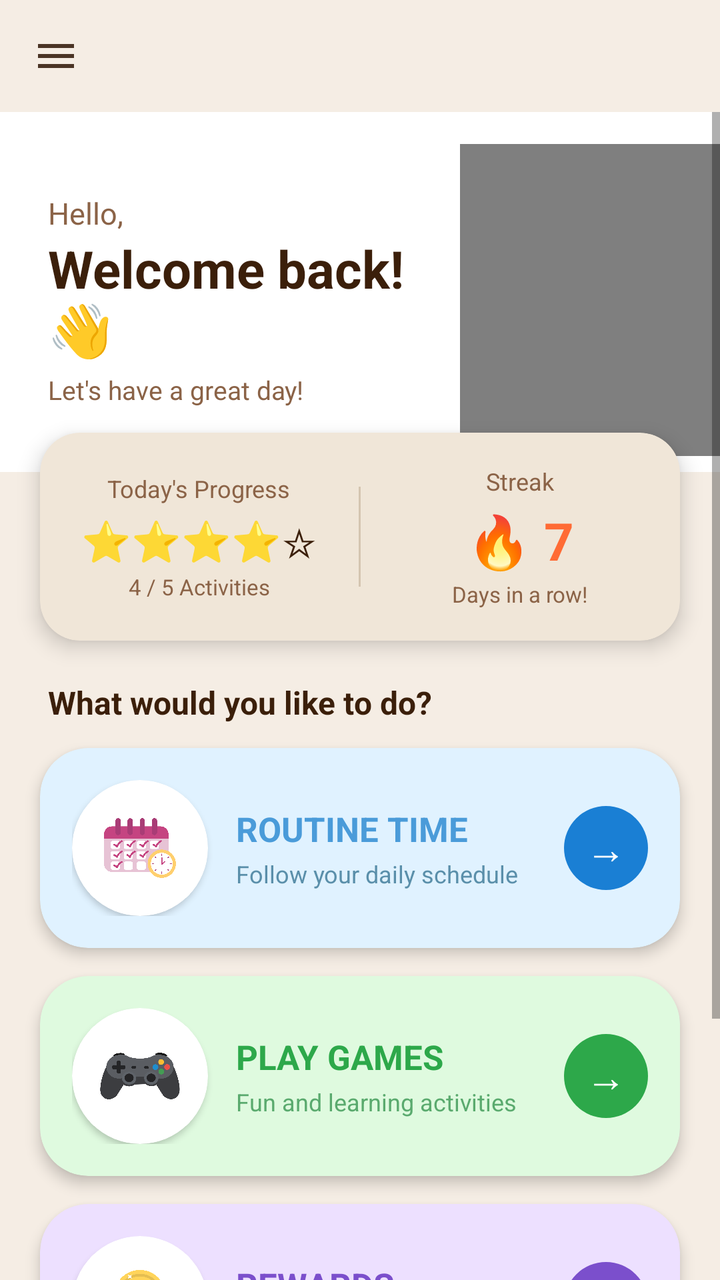
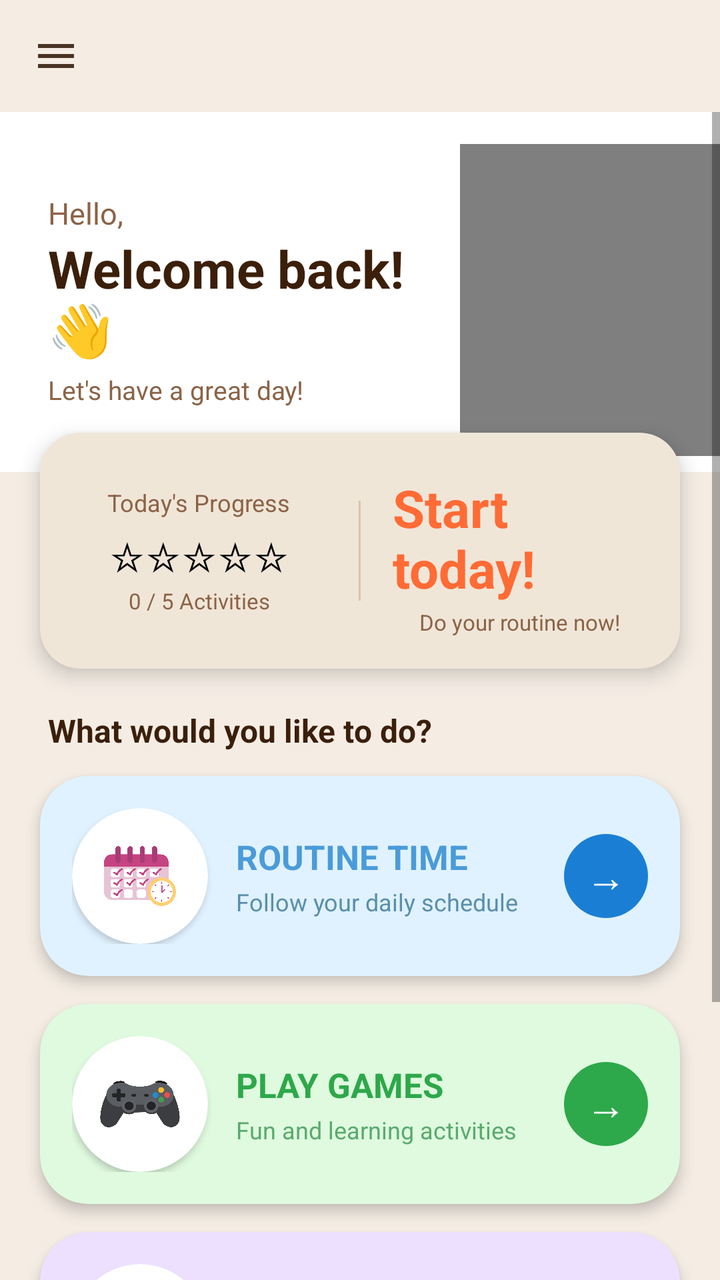

Before-and-after screenshots of an Android layout around one commit, followed by the original layout XML and the change that was made.
<!-- AndroidManifest.xml: application theme Theme.AutiMate -->
<!-- res/layout/activity_child_home.xml -->
<?xml version="1.0" encoding="utf-8"?>
<androidx.drawerlayout.widget.DrawerLayout
    xmlns:android="http://schemas.android.com/apk/res/android"
    xmlns:app="http://schemas.android.com/apk/res-auto"
    android:id="@+id/drawerLayout"
    android:layout_width="match_parent"
    android:layout_height="match_parent"
    android:background="@color/cream">

    
    <LinearLayout
        android:layout_width="match_parent"
        android:layout_height="match_parent"
        android:orientation="vertical">

        
        <androidx.appcompat.widget.Toolbar
            android:id="@+id/toolbar"
            android:layout_width="match_parent"
            android:layout_height="?attr/actionBarSize"
            android:background="@color/cream"
            app:title=""
            app:titleTextColor="@color/text_dark"
            app:navigationIcon="@drawable/ic_menu"
            app:navigationIconTint="@color/brown"/>

        <ScrollView
            android:layout_width="match_parent"
            android:layout_height="match_parent">

            <LinearLayout
                android:layout_width="match_parent"
                android:layout_height="wrap_content"
                android:orientation="vertical">

                
                
                <androidx.cardview.widget.CardView
                    android:layout_width="match_parent"
                    android:layout_height="180dp"
                    app:cardCornerRadius="0dp"
                    app:cardElevation="0dp"
                    app:cardBackgroundColor="#FFFFFF">

                    <LinearLayout
                        android:layout_width="match_parent"
                        android:layout_height="match_parent"
                        android:orientation="horizontal"
                        android:paddingStart="24dp"
                        android:paddingTop="16dp"
                        android:paddingBottom="8dp"
                        android:gravity="center_vertical">

                        
                        <LinearLayout
                            android:layout_width="0dp"
                            android:layout_height="wrap_content"
                            android:layout_weight="1"
                            android:orientation="vertical">

                            <TextView
                                android:layout_width="wrap_content"
                                android:layout_height="wrap_content"
                                android:text="Hello,"
                                android:textSize="15sp"
                                android:textColor="#8B6347"/>

                            <TextView
                                android:id="@+id/childTitle"
                                android:layout_width="wrap_content"
                                android:layout_height="wrap_content"
                                android:text="Welcome back! 👋"
                                android:textSize="26sp"
                                android:textStyle="bold"
                                android:textColor="#3B1F0A"/>

                            <TextView
                                android:id="@+id/childSubtitle"
                                android:layout_width="wrap_content"
                                android:layout_height="wrap_content"
                                android:text="Let's have a great day!"
                                android:textSize="13sp"
                                android:textColor="#8B6347"
                                android:layout_marginTop="4dp"/>

                        </LinearLayout>

                        
                        <FrameLayout
                            android:layout_width="130dp"
                            android:layout_height="160dp"
                            android:layout_marginEnd="0dp"
                            android:background="#FFFFFF">

                            <VideoView
                                android:id="@+id/mascotVideo"
                                android:layout_width="match_parent"
                                android:layout_height="match_parent"
                                android:layout_gravity="center" />

                        </FrameLayout>

                    </LinearLayout>

                </androidx.cardview.widget.CardView>

                
                <androidx.cardview.widget.CardView
                    android:layout_width="match_parent"
                    android:layout_height="wrap_content"
                    app:cardCornerRadius="20dp"
                    app:cardElevation="6dp"
                    app:cardBackgroundColor="#F0E6D8"
                    android:layout_marginStart="20dp"
                    android:layout_marginEnd="20dp"
                    android:layout_marginTop="-20dp"
                    android:layout_marginBottom="20dp">

                    <LinearLayout
                        android:layout_width="match_parent"
                        android:layout_height="wrap_content"
                        android:orientation="horizontal"
                        android:padding="16dp"
                        android:gravity="center">

                        
                        <LinearLayout
                            android:layout_width="0dp"
                            android:layout_height="wrap_content"
                            android:layout_weight="1"
                            android:orientation="vertical"
                            android:gravity="center">

                            <TextView
                                android:layout_width="wrap_content"
                                android:layout_height="wrap_content"
                                android:text="Today's Progress"
                                android:textSize="12sp"
                                android:textColor="@color/light_brown"/>

                            <TextView
                                android:id="@+id/progressStars"
                                android:layout_width="wrap_content"
                                android:layout_height="wrap_content"
                                android:text="⭐⭐⭐⭐☆"
                                android:textSize="20sp"
                                android:layout_marginTop="4dp"/>

                            <TextView
                                android:id="@+id/tvProgressText"
                                android:layout_width="wrap_content"
                                android:layout_height="wrap_content"
                                android:text="4 / 5 Activities"
                                android:textSize="11sp"
                                android:textColor="@color/light_brown"
                                android:layout_marginTop="2dp"/>

                        </LinearLayout>

                        <View
                            android:layout_width="1dp"
                            android:layout_height="50dp"
                            android:background="@color/divider"
                            android:layout_marginHorizontal="16dp"/>

                        
                        <LinearLayout
                            android:layout_width="0dp"
                            android:layout_height="wrap_content"
                            android:layout_weight="1"
                            android:orientation="vertical"
                            android:gravity="center">

                            <TextView
                                android:layout_width="wrap_content"
                                android:layout_height="wrap_content"
                                android:text="Streak"
                                android:textSize="12sp"
                                android:textColor="@color/light_brown"/>

                            <TextView
                                android:id="@+id/tvStreak"
                                android:layout_width="wrap_content"
                                android:layout_height="wrap_content"
                                android:text="🔥 7"
                                android:textSize="26sp"
                                android:textStyle="bold"
                                android:textColor="#FF6B35"
                                android:layout_marginTop="4dp"/>

                            <TextView
                                android:layout_width="wrap_content"
                                android:layout_height="wrap_content"
                                android:text="Days in a row!"
                                android:textSize="11sp"
                                android:textColor="@color/light_brown"
                                android:layout_marginTop="2dp"/>

                        </LinearLayout>

                    </LinearLayout>

                </androidx.cardview.widget.CardView>

                
                <TextView
                    android:layout_width="wrap_content"
                    android:layout_height="wrap_content"
                    android:text="What would you like to do?"
                    android:textSize="16sp"
                    android:textStyle="bold"
                    android:textColor="@color/text_dark"
                    android:layout_marginBottom="12dp"
                    android:layout_marginStart="24dp"
                    android:layout_marginEnd="24dp"/>

                
                <androidx.cardview.widget.CardView
                    android:id="@+id/cardRoutine"
                    android:layout_width="match_parent"
                    android:layout_height="wrap_content"
                    android:clickable="true"
                    android:focusable="true"
                    android:foreground="?android:attr/selectableItemBackground"
                    app:cardCornerRadius="24dp"
                    app:cardElevation="4dp"
                    app:cardBackgroundColor="#E0F2FF"
                    android:layout_marginStart="20dp"
                    android:layout_marginEnd="20dp"
                    android:layout_marginBottom="14dp">

                    <LinearLayout
                        android:layout_width="match_parent"
                        android:layout_height="wrap_content"
                        android:orientation="horizontal"
                        android:padding="16dp"
                        android:gravity="center_vertical">

                        
                        <androidx.cardview.widget.CardView
                            android:layout_width="68dp"
                            android:layout_height="68dp"
                            app:cardCornerRadius="34dp"
                            app:cardElevation="2dp"
                            app:cardBackgroundColor="#FFFFFF">

                            <ImageView
                                android:layout_width="50dp"
                                android:layout_height="50dp"
                                android:layout_gravity="center"
                                android:src="@drawable/routine"
                                android:scaleType="fitCenter"/>

                        </androidx.cardview.widget.CardView>

                        
                        <LinearLayout
                            android:layout_width="0dp"
                            android:layout_height="wrap_content"
                            android:layout_weight="1"
                            android:orientation="vertical"
                            android:layout_marginStart="14dp">

                            <TextView
                                android:layout_width="wrap_content"
                                android:layout_height="wrap_content"
                                android:text="ROUTINE TIME"
                                android:textSize="17sp"
                                android:textStyle="bold"
                                android:textColor="@color/soft_blue"/>

                            <TextView
                                android:layout_width="wrap_content"
                                android:layout_height="wrap_content"
                                android:text="Follow your daily schedule"
                                android:textSize="12sp"
                                android:textColor="#5A8FAA"
                                android:layout_marginTop="3dp"/>

                        </LinearLayout>

                        
                        <TextView
                            android:layout_width="42dp"
                            android:layout_height="42dp"
                            android:text="→"
                            android:textSize="20sp"
                            android:textColor="#FFFFFF"
                            android:gravity="center"
                            android:background="@drawable/circle_blue_bg"/>

                    </LinearLayout>

                </androidx.cardview.widget.CardView>

                
                <androidx.cardview.widget.CardView
                    android:id="@+id/cardGame"
                    android:layout_width="match_parent"
                    android:layout_height="wrap_content"
                    android:clickable="true"
                    android:focusable="true"
                    android:foreground="?android:attr/selectableItemBackground"
                    app:cardCornerRadius="24dp"
                    app:cardElevation="4dp"
                    app:cardBackgroundColor="#DFFADF"
                    android:layout_marginStart="20dp"
                    android:layout_marginEnd="20dp"
                    android:layout_marginBottom="14dp">

                    <LinearLayout
                        android:layout_width="match_parent"
                        android:layout_height="wrap_content"
                        android:orientation="horizontal"
                        android:padding="16dp"
                        android:gravity="center_vertical">

                        <androidx.cardview.widget.CardView
                            android:layout_width="68dp"
                            android:layout_height="68dp"
                            app:cardCornerRadius="34dp"
                            app:cardElevation="2dp"
                            app:cardBackgroundColor="#FFFFFF">

                            <ImageView
                                android:layout_width="50dp"
                                android:layout_height="50dp"
                                android:layout_gravity="center"
                                android:src="@drawable/game"
                                android:scaleType="fitCenter"/>

                        </androidx.cardview.widget.CardView>

                        <LinearLayout
                            android:layout_width="0dp"
                            android:layout_height="wrap_content"
                            android:layout_weight="1"
                            android:orientation="vertical"
                            android:layout_marginStart="14dp">

                            <TextView
                                android:layout_width="wrap_content"
                                android:layout_height="wrap_content"
                                android:text="PLAY GAMES"
                                android:textSize="17sp"
                                android:textStyle="bold"
                                android:textColor="#2DA84A"/>

                            <TextView
                                android:layout_width="wrap_content"
                                android:layout_height="wrap_content"
                                android:text="Fun and learning activities"
                                android:textSize="12sp"
                                android:textColor="#5AAA6E"
                                android:layout_marginTop="3dp"/>

                        </LinearLayout>

                        
                        <TextView
                            android:layout_width="42dp"
                            android:layout_height="42dp"
                            android:text="→"
                            android:textSize="20sp"
                            android:textColor="#FFFFFF"
                            android:gravity="center"
                            android:background="@drawable/circle_green_bg"/>

                    </LinearLayout>

                </androidx.cardview.widget.CardView>

                
                <androidx.cardview.widget.CardView
                    android:id="@+id/cardRewards"
                    android:layout_width="match_parent"
                    android:layout_height="wrap_content"
                    android:clickable="true"
                    android:focusable="true"
                    android:foreground="?android:attr/selectableItemBackground"
                    app:cardCornerRadius="24dp"
                    app:cardElevation="4dp"
                    app:cardBackgroundColor="#EDE0FF"
                    android:layout_marginStart="20dp"
                    android:layout_marginEnd="20dp"
                    android:layout_marginBottom="14dp">

                    <LinearLayout
                        android:layout_width="match_parent"
                        android:layout_height="wrap_content"
                        android:orientation="horizontal"
                        android:padding="16dp"
                        android:gravity="center_vertical">

                        <androidx.cardview.widget.CardView
                            android:layout_width="68dp"
                            android:layout_height="68dp"
                            app:cardCornerRadius="34dp"
                            app:cardElevation="2dp"
                            app:cardBackgroundColor="#FFFFFF">

                            <ImageView
                                android:layout_width="50dp"
                                android:layout_height="50dp"
                                android:layout_gravity="center"
                                android:src="@drawable/reward"
                                android:scaleType="fitCenter"/>

                        </androidx.cardview.widget.CardView>

                        <LinearLayout
                            android:layout_width="0dp"
                            android:layout_height="wrap_content"
                            android:layout_weight="1"
                            android:orientation="vertical"
                            android:layout_marginStart="14dp">

                            <TextView
                                android:layout_width="wrap_content"
                                android:layout_height="wrap_content"
                                android:text="REWARDS"
                                android:textSize="17sp"
                                android:textStyle="bold"
                                android:textColor="#7B4FCC"/>

                            <TextView
                                android:layout_width="wrap_content"
                                android:layout_height="wrap_content"
                                android:text="See your stars and badges"
                                android:textSize="12sp"
                                android:textColor="#9B7FCC"
                                android:layout_marginTop="3dp"/>

                        </LinearLayout>

                        
                        <TextView
                            android:layout_width="42dp"
                            android:layout_height="42dp"
                            android:text="→"
                            android:textSize="20sp"
                            android:textColor="#FFFFFF"
                            android:gravity="center"
                            android:background="@drawable/circle_purple_bg"/>

                    </LinearLayout>

                </androidx.cardview.widget.CardView>

                
                <androidx.cardview.widget.CardView
                    android:layout_width="match_parent"
                    android:layout_height="wrap_content"
                    app:cardCornerRadius="16dp"
                    app:cardElevation="2dp"
                    app:cardBackgroundColor="@color/beige"
                    android:layout_marginStart="20dp"
                    android:layout_marginEnd="20dp"
                    android:layout_marginTop="4dp"
                    android:layout_marginBottom="24dp">

                    <LinearLayout
                        android:layout_width="match_parent"
                        android:layout_height="wrap_content"
                        android:orientation="horizontal"
                        android:padding="16dp"
                        android:gravity="center">

                        <TextView
                            android:layout_width="wrap_content"
                            android:layout_height="wrap_content"
                            android:text="💫"
                            android:textSize="24sp"
                            android:layout_marginEnd="12dp"/>

                        <TextView
                            android:layout_width="0dp"
                            android:layout_height="wrap_content"
                            android:layout_weight="1"
                            android:text="You're doing great! Keep going!"
                            android:textSize="13sp"
                            android:textStyle="bold"
                            android:textColor="@color/text_dark"/>

                    </LinearLayout>

                </androidx.cardview.widget.CardView>

            </LinearLayout>

        </ScrollView>

    </LinearLayout>

    
    <com.google.android.material.navigation.NavigationView
        android:id="@+id/navView"
        android:layout_width="280dp"
        android:layout_height="match_parent"
        android:layout_gravity="start"
        app:headerLayout="@layout/nav_header_child"
        app:menu="@menu/navigation_menu_parent"
        app:itemTextColor="@color/text_dark"
        app:itemIconTint="@color/light_brown"
        android:background="@color/white"/>

</androidx.drawerlayout.widget.DrawerLayout>
<!-- res/layout/nav_header_child.xml (included above) -->
<?xml version="1.0" encoding="utf-8"?>
<LinearLayout xmlns:android="http://schemas.android.com/apk/res/android"
    xmlns:app="http://schemas.android.com/apk/res-auto"
    android:layout_width="match_parent"
    android:layout_height="wrap_content"
    android:orientation="vertical"
    android:gravity="center"
    android:padding="24dp"
    android:background="@color/beige">

    <androidx.cardview.widget.CardView
        android:layout_width="70dp"
        android:layout_height="70dp"
        app:cardCornerRadius="35dp"
        app:cardElevation="4dp"
        app:cardBackgroundColor="@color/white">

        <TextView
            android:id="@+id/headerProfileIcon"
            android:layout_width="match_parent"
            android:layout_height="match_parent"
            android:text="👧"
            android:textSize="35sp"
            android:gravity="center"/>

    </androidx.cardview.widget.CardView>

    <TextView
        android:id="@+id/tvChildName"
        android:layout_width="wrap_content"
        android:layout_height="wrap_content"
        android:text="Child Account"
        android:textSize="16sp"
        android:textStyle="bold"
        android:textColor="@color/text_dark"
        android:layout_marginTop="12dp"/>

    <TextView
        android:id="@+id/tvChildStatus"
        android:layout_width="wrap_content"
        android:layout_height="wrap_content"
        android:text="● Active"
        android:textSize="10sp"
        android:textColor="@color/soft_blue"
        android:layout_marginTop="4dp"/>

</LinearLayout>
<!-- resources referenced by this layout -->
<resources>
  <color name="beige">#EDE5D9</color>
  <color name="brown">#6D4C41</color>
  <color name="cream">#F5EDE4</color>
  <color name="divider">#D4C5B0</color>
  <color name="light_brown">#8B6347</color>
  <color name="soft_blue">#4A9BD9</color>
  <color name="text_dark">#3B1F0A</color>
  <color name="white">#FFFFFF</color>
  <!-- drawable circle_blue_bg (drawable) -->
  <?xml version="1.0" encoding="utf-8"?>
  <shape xmlns:android="http://schemas.android.com/apk/res/android"
      android:shape="oval">
      <solid android:color="#1A7FD4"/>
  </shape>
  <!-- drawable circle_green_bg (drawable) -->
  <?xml version="1.0" encoding="utf-8"?>
  <shape xmlns:android="http://schemas.android.com/apk/res/android"
      android:shape="oval">
      <solid android:color="#2DA84A"/>
  </shape>
  <!-- drawable circle_purple_bg (drawable) -->
  <?xml version="1.0" encoding="utf-8"?>
  <shape xmlns:android="http://schemas.android.com/apk/res/android"
      android:shape="oval">
      <solid android:color="#7B4FCC"/>
  </shape>
  <!-- drawable game: png bitmap (drawable, 158682 bytes) -->
  <!-- drawable ic_menu (drawable) -->
  <vector xmlns:android="http://schemas.android.com/apk/res/android"
      android:width="24dp"
      android:height="24dp"
      android:viewportWidth="24"
      android:viewportHeight="24">
      <path
          android:fillColor="#4B3425"
          android:pathData="M3,18h18v-2H3v2zm0-5h18v-2H3v2zm0-7v2h18V6H3z"/>
  </vector>
  <!-- drawable reward: png bitmap (drawable, 95727 bytes) -->
  <!-- drawable routine: png bitmap (drawable, 95876 bytes) -->
  <style name="Theme.AutiMate" parent="Theme.MaterialComponents.DayNight.NoActionBar">
          <item name="colorPrimary">@color/cream</item>
          <item name="colorPrimaryVariant">@color/beige</item>
          <item name="colorOnPrimary">@color/text_dark</item>
          <item name="colorSecondary">@color/soft_blue</item>
          <item name="colorSecondaryVariant">@color/khaki</item>
          <item name="colorOnSecondary">@color/white</item>
          <item name="android:statusBarColor">@color/cream</item>
          <item name="android:windowBackground">@color/cream</item>
          <item name="android:textColor">@color/text_dark</item>
      </style>
  <color name="khaki">#C4A882</color>
</resources>

<!-- the commit's change to res/layout/activity_child_home.xml (unified diff, before → after) -->
@@ -129,31 +129,36 @@
                             android:layout_height="wrap_content"
                             android:layout_weight="1"
                             android:orientation="vertical"
-                            android:gravity="center">
+                            android:gravity="center"
+                            android:layout_gravity="center">
 
                             <TextView
                                 android:layout_width="wrap_content"
                                 android:layout_height="wrap_content"
                                 android:text="Today's Progress"
                                 android:textSize="12sp"
-                                android:textColor="@color/light_brown"/>
+                                android:textColor="@color/light_brown"
+                                android:layout_gravity="center"/>
 
                             <TextView
                                 android:id="@+id/progressStars"
                                 android:layout_width="wrap_content"
                                 android:layout_height="wrap_content"
-                                android:text="⭐⭐⭐⭐☆"
+                                android:text="☆☆☆☆☆"
                                 android:textSize="20sp"
-                                android:layout_marginTop="4dp"/>
+                                android:textColor="@android:color/black"
+                                android:layout_marginTop="4dp"
+                                android:layout_gravity="center"/>
 
                             <TextView
                                 android:id="@+id/tvProgressText"
                                 android:layout_width="wrap_content"
                                 android:layout_height="wrap_content"
-                                android:text="4 / 5 Activities"
+                                android:text="0 / 5 Activities"
                                 android:textSize="11sp"
                                 android:textColor="@color/light_brown"
-                                android:layout_marginTop="2dp"/>
+                                android:layout_marginTop="2dp"
+                                android:layout_gravity="center"/>
 
                         </LinearLayout>
 
@@ -169,32 +174,29 @@
                             android:layout_height="wrap_content"
                             android:layout_weight="1"
                             android:orientation="vertical"
-                            android:gravity="center">
-
-                            <TextView
-                                android:layout_width="wrap_content"
-                                android:layout_height="wrap_content"
-                                android:text="Streak"
-                                android:textSize="12sp"
-                                android:textColor="@color/light_brown"/>
+                            android:gravity="center"
+                            android:layout_gravity="center">
 
                             <TextView
                                 android:id="@+id/tvStreak"
                                 android:layout_width="wrap_content"
                                 android:layout_height="wrap_content"
-                                android:text="🔥 7"
+                                android:text="Start today!"
                                 android:textSize="26sp"
                                 android:textStyle="bold"
                                 android:textColor="#FF6B35"
-                                android:layout_marginTop="4dp"/>
-
-                            <TextView
-                                android:layout_width="wrap_content"
-                                android:layout_height="wrap_content"
-                                android:text="Days in a row!"
+                                android:layout_marginTop="4dp"
+                                android:layout_gravity="center"/>
+
+                            <TextView
+                                android:id="@+id/tvStreakLabel"
+                                android:layout_width="wrap_content"
+                                android:layout_height="wrap_content"
+                                android:text="Do your routine now!"
                                 android:textSize="11sp"
                                 android:textColor="@color/light_brown"
-                                android:layout_marginTop="2dp"/>
+                                android:layout_marginTop="2dp"
+                                android:layout_gravity="center"/>
 
                         </LinearLayout>
 
@@ -236,7 +238,6 @@
                         android:padding="16dp"
                         android:gravity="center_vertical">
 
-                        
                         <androidx.cardview.widget.CardView
                             android:layout_width="68dp"
                             android:layout_height="68dp"
@@ -253,7 +254,6 @@
 
                         </androidx.cardview.widget.CardView>
 
-                        
                         <LinearLayout
                             android:layout_width="0dp"
                             android:layout_height="wrap_content"
@@ -279,7 +279,6 @@
 
                         </LinearLayout>
 
-                        
                         <TextView
                             android:layout_width="42dp"
                             android:layout_height="42dp"
@@ -356,7 +355,6 @@
 
                         </LinearLayout>
 
-                        
                         <TextView
                             android:layout_width="42dp"
                             android:layout_height="42dp"
@@ -433,7 +431,6 @@
 
                         </LinearLayout>
 
-                        
                         <TextView
                             android:layout_width="42dp"
                             android:layout_height="42dp"
@@ -523,13 +520,26 @@
         app:cardElevation="4dp"
         app:cardBackgroundColor="@color/white">
 
-        <TextView
-            android:id="@+id/headerProfileIcon"
+        <FrameLayout
             android:layout_width="match_parent"
-            android:layout_height="match_parent"
-            android:text="👧"
-            android:textSize="35sp"
-            android:gravity="center"/>
+            android:layout_height="match_parent">
+
+            <ImageView
+                android:id="@+id/headerProfileImage"
+                android:layout_width="match_parent"
+                android:layout_height="match_parent"
+                android:scaleType="centerCrop"
+                android:visibility="gone" />
+
+            <TextView
+                android:id="@+id/headerProfileIcon"
+                android:layout_width="match_parent"
+                android:layout_height="match_parent"
+                android:text="👧"
+                android:textSize="35sp"
+                android:gravity="center"/>
+
+        </FrameLayout>
 
     </androidx.cardview.widget.CardView>
 
<!-- resource entries referenced after the edit -->
@@ -40,16 +40,42 @@
   <!-- drawable reward: png bitmap (drawable, 95727 bytes) -->
   <!-- drawable routine: png bitmap (drawable, 95876 bytes) -->
   <style name="Theme.AutiMate" parent="Theme.MaterialComponents.DayNight.NoActionBar">
+          
           <item name="colorPrimary">@color/cream</item>
           <item name="colorPrimaryVariant">@color/beige</item>
           <item name="colorOnPrimary">@color/text_dark</item>
+  
+          
           <item name="colorSecondary">@color/soft_blue</item>
           <item name="colorSecondaryVariant">@color/khaki</item>
           <item name="colorOnSecondary">@color/white</item>
+  
+          
           <item name="android:statusBarColor">@color/cream</item>
+  
+          
           <item name="android:windowBackground">@color/cream</item>
+  
+          
           <item name="android:textColor">@color/text_dark</item>
+  
+          
+          <item name="android:buttonBarPositiveButtonStyle">@style/LightPositiveButtonStyle</item>
+          <item name="android:buttonBarNegativeButtonStyle">@style/LightNegativeButtonStyle</item>
+          <item name="android:buttonBarNeutralButtonStyle">@style/LightNeutralButtonStyle</item>
       </style>
   <color name="khaki">#C4A882</color>
+  <style name="LightPositiveButtonStyle" parent="Widget.AppCompat.Button.ButtonBar.AlertDialog">
+          <item name="android:textColor">@android:color/black</item>
+          <item name="android:textStyle">bold</item>
+      </style>
+  <style name="LightNegativeButtonStyle" parent="Widget.AppCompat.Button.ButtonBar.AlertDialog">
+          <item name="android:textColor">@android:color/black</item>
+          <item name="android:textStyle">bold</item>
+      </style>
+  <style name="LightNeutralButtonStyle" parent="Widget.AppCompat.Button.ButtonBar.AlertDialog">
+          <item name="android:textColor">@android:color/black</item>
+          <item name="android:textStyle">bold</item>
+      </style>
 </resources>
 
